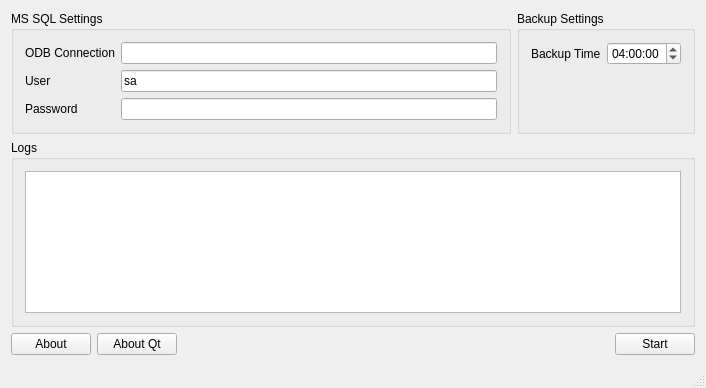
The window that iqmainwindow.ui (0x6368656174/iqFarmaDBDamper) describes before a commit, drawn with Qt 5.
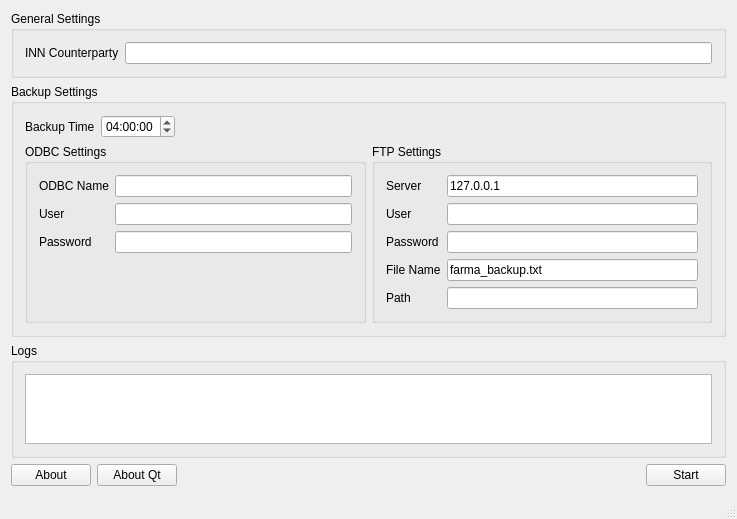
The same window after the commit.

Patch:
```diff
--- a/iqmainwindow.ui
+++ b/iqmainwindow.ui
@@ -6,69 +6,45 @@
    <rect>
     <x>0</x>
     <y>0</y>
-    <width>706</width>
-    <height>388</height>
+    <width>737</width>
+    <height>497</height>
    </rect>
   </property>
   <property name="windowTitle">
    <string>IqMainWindow</string>
   </property>
   <widget class="QWidget" name="centralWidget">
-   <layout class="QVBoxLayout" name="verticalLayout">
+   <layout class="QVBoxLayout" name="verticalLayout_2">
     <item>
-     <layout class="QHBoxLayout" name="horizontalLayout_4">
-      <item>
-       <widget class="QGroupBox" name="groupBox">
-        <property name="title">
-         <string>MS SQL Settings</string>
-        </property>
-        <layout class="QHBoxLayout" name="horizontalLayout">
-         <item>
-          <layout class="QFormLayout" name="formLayout">
-           <item row="0" column="0">
-            <widget class="QLabel" name="odbConnectionLabel">
-             <property name="text">
-              <string>ODB Connection</string>
-             </property>
-            </widget>
-           </item>
-           <item row="0" column="1">
-            <widget class="QLineEdit" name="odbConnectionLineEdit"/>
-           </item>
-           <item row="1" column="0">
-            <widget class="QLabel" name="userLabel">
-             <property name="text">
-              <string>User</string>
-             </property>
-            </widget>
-           </item>
-           <item row="1" column="1">
-            <widget class="QLineEdit" name="userLineEdit">
-             <property name="text">
-              <string>sa</string>
-             </property>
-            </widget>
-           </item>
-           <item row="2" column="0">
-            <widget class="QLabel" name="passwordLabel">
-             <property name="text">
-              <string>Password</string>
-             </property>
-            </widget>
-           </item>
-           <item row="2" column="1">
-            <widget class="QLineEdit" name="passwordLineEdit"/>
-           </item>
-          </layout>
+     <widget class="QGroupBox" name="groupBox_4">
+      <property name="title">
+       <string>General Settings</string>
+      </property>
+      <layout class="QHBoxLayout" name="horizontalLayout_6">
+       <item>
+        <layout class="QFormLayout" name="formLayout_3">
+         <item row="0" column="0">
+          <widget class="QLabel" name="innCounterpartyLabel">
+           <property name="text">
+            <string>INN Counterparty</string>
+           </property>
+          </widget>
+         </item>
+         <item row="0" column="1">
+          <widget class="QLineEdit" name="innCounterpartyLineEdit"/>
          </item>
         </layout>
-       </widget>
-      </item>
-      <item>
-       <widget class="QGroupBox" name="groupBox_2">
-        <property name="title">
-         <string>Backup Settings</string>
-        </property>
+       </item>
+      </layout>
+     </widget>
+    </item>
+    <item>
+     <widget class="QGroupBox" name="groupBox_2">
+      <property name="title">
+       <string>Backup Settings</string>
+      </property>
+      <layout class="QVBoxLayout" name="verticalLayout">
+       <item>
         <layout class="QHBoxLayout" name="horizontalLayout_2">
          <item>
           <layout class="QFormLayout" name="formLayout_2">
@@ -92,10 +68,164 @@
            </item>
           </layout>
          </item>
+         <item>
+          <spacer name="horizontalSpacer_2">
+           <property name="orientation">
+            <enum>Qt::Horizontal</enum>
+           </property>
+           <property name="sizeHint" stdset="0">
+            <size>
+             <width>40</width>
+             <height>20</height>
+            </size>
+           </property>
+          </spacer>
+         </item>
         </layout>
-       </widget>
-      </item>
-     </layout>
+       </item>
+       <item>
+        <layout class="QHBoxLayout" name="horizontalLayout_7">
+         <item>
+          <widget class="QGroupBox" name="groupBox">
+           <property name="title">
+            <string>ODBC Settings</string>
+           </property>
+           <layout class="QHBoxLayout" name="horizontalLayout">
+            <item>
+             <layout class="QFormLayout" name="formLayout">
+              <item row="0" column="0">
+               <widget class="QLabel" name="odbConnectionLabel">
+                <property name="text">
+                 <string>ODBC Name</string>
+                </property>
+               </widget>
+              </item>
+              <item row="0" column="1">
+               <widget class="QLineEdit" name="odbConnectionLineEdit">
+                <property name="text">
+                 <string/>
+                </property>
+               </widget>
+              </item>
+              <item row="1" column="0">
+               <widget class="QLabel" name="sqlUserLabel">
+                <property name="text">
+                 <string>User</string>
+                </property>
+               </widget>
+              </item>
+              <item row="1" column="1">
+               <widget class="QLineEdit" name="sqlUserLineEdit">
+                <property name="text">
+                 <string/>
+                </property>
+               </widget>
+              </item>
+              <item row="2" column="0">
+               <widget class="QLabel" name="sqlPasswordLabel">
+                <property name="text">
+                 <string>Password</string>
+                </property>
+               </widget>
+              </item>
+              <item row="2" column="1">
+               <widget class="QLineEdit" name="sqlPasswordLineEdit">
+                <property name="text">
+                 <string/>
+                </property>
+                <property name="echoMode">
+                 <enum>QLineEdit::Password</enum>
+                </property>
+               </widget>
+              </item>
+             </layout>
+            </item>
+           </layout>
+          </widget>
+         </item>
+         <item>
+          <widget class="QGroupBox" name="groupBox_5">
+           <property name="title">
+            <string>FTP Settings</string>
+           </property>
+           <layout class="QHBoxLayout" name="horizontalLayout_4">
+            <item>
+             <layout class="QFormLayout" name="formLayout_4">
+              <item row="0" column="0">
+               <widget class="QLabel" name="ftpServerLabel">
+                <property name="text">
+                 <string>Server</string>
+                </property>
+               </widget>
+              </item>
+              <item row="0" column="1">
+               <widget class="QLineEdit" name="ftpServerLineEdit">
+                <property name="text">
+                 <string>127.0.0.1</string>
+                </property>
+               </widget>
+              </item>
+              <item row="1" column="0">
+               <widget class="QLabel" name="ftpUserLabel">
+                <property name="text">
+                 <string>User</string>
+                </property>
+               </widget>
+              </item>
+              <item row="1" column="1">
+               <widget class="QLineEdit" name="ftpUserLineEdit">
+                <property name="text">
+                 <string/>
+                </property>
+               </widget>
+              </item>
+              <item row="2" column="0">
+               <widget class="QLabel" name="ftpPasswordLabel">
+                <property name="text">
+                 <string>Password</string>
+                </property>
+               </widget>
+              </item>
+              <item row="2" column="1">
+               <widget class="QLineEdit" name="ftpPasswordLineEdit">
+                <property name="echoMode">
+                 <enum>QLineEdit::Password</enum>
+                </property>
+               </widget>
+              </item>
+              <item row="3" column="0">
+               <widget class="QLabel" name="fileNameLabel">
+                <property name="text">
+                 <string>File Name</string>
+                </property>
+               </widget>
+              </item>
+              <item row="3" column="1">
+               <widget class="QLineEdit" name="fileNameLineEdit">
+                <property name="text">
+                 <string>farma_backup.txt</string>
+                </property>
+               </widget>
+              </item>
+              <item row="4" column="0">
+               <widget class="QLabel" name="pathLabel">
+                <property name="text">
+                 <string>Path</string>
+                </property>
+               </widget>
+              </item>
+              <item row="4" column="1">
+               <widget class="QLineEdit" name="pathLineEdit"/>
+              </item>
+             </layout>
+            </item>
+           </layout>
+          </widget>
+         </item>
+        </layout>
+       </item>
+      </layout>
+     </widget>
     </item>
     <item>
      <widget class="QGroupBox" name="groupBox_3">
```
